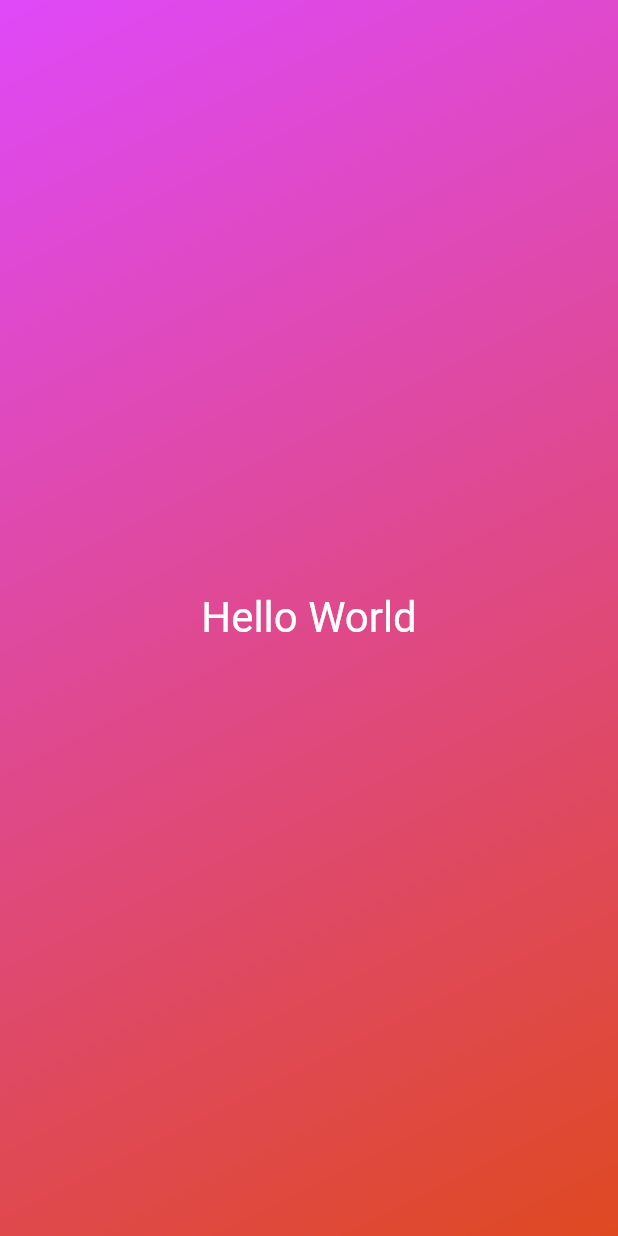
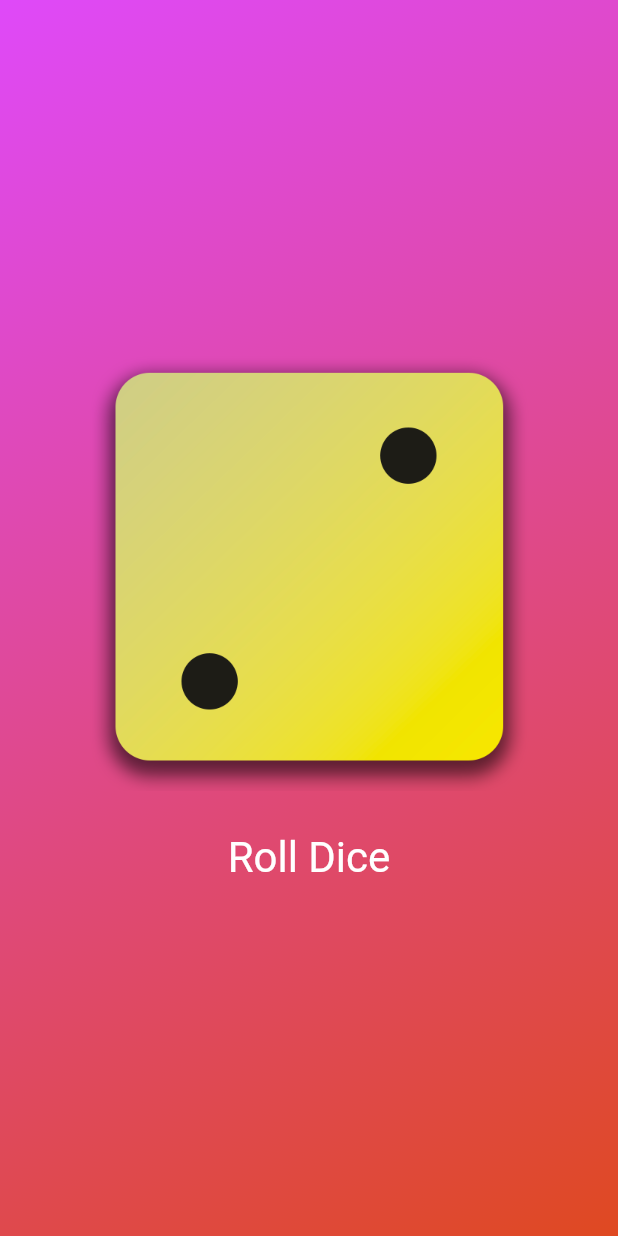
Before and after one commit to frostedCupcake/learningdart, a Flutter app: the screen it shows after launch, on a phone screen of 412 x 824 dp. Run offline on Flutter 3.47's test engine with Material 2 defaults, Android fonts, the phone set to English and light mode, and no system bars.

Commit message:
added images and button

```diff
--- a/lib/gradient_container.dart
+++ b/lib/gradient_container.dart
@@ -1,27 +1,44 @@
 import 'package:flutter/material.dart';
-
-import 'package:learningdart/styled_test.dart';
 
 var startAllignment = Alignment.topLeft;
 
+void rollDice() {}
+
 class GradientContainer extends StatelessWidget {
-  const GradientContainer({super.key});
+  const GradientContainer(this.colors, {super.key});
+
+  final List<Color> colors;
 
   @override
   Widget build(context) {
     return Container(
       decoration: BoxDecoration(
         gradient: LinearGradient(
-          colors: const [
-            Color.fromARGB(255, 223, 73, 249),
-            Color.fromARGB(255, 223, 73, 289)
-          ],
+          colors: [...colors],
           begin: startAllignment,
           end: Alignment.bottomRight,
         ),
       ),
-      child: const Center(
-        child: StyledText(),
+      child: Center(
+        child: Column(
+          mainAxisSize: MainAxisSize.min,
+          children: [
+            Image.asset(
+              'assets/images/dice-2.png',
+              width: 300,
+            ),
+            const SizedBox(
+              height: 20,
+            ),
+            TextButton(
+                onPressed: rollDice,
+                style: TextButton.styleFrom(
+                  foregroundColor: Colors.white,
+                  textStyle: const TextStyle(fontSize: 28),
+                ),
+                child: const Text("Roll Dice"))
+          ],
+        ),
       ),
     );
   }
--- a/lib/main.dart
+++ b/lib/main.dart
@@ -2,9 +2,13 @@ import 'package:flutter/material.dart';
 import 'package:learningdart/gradient_container.dart';
 
 void main() {
+  const List<Color> colors = [
+    Color.fromARGB(255, 223, 73, 249),
+    Color.fromARGB(255, 223, 73, 289)
+  ];
   runApp(
     const MaterialApp(
-      home: Scaffold(body: GradientContainer()),
+      home: Scaffold(body: GradientContainer(colors)),
     ),
   );
 }
--- a/lib/styled_test.dart
+++ b/lib/styled_test.dart
@@ -1,13 +1,15 @@
 import 'package:flutter/material.dart';
 
 class StyledText extends StatelessWidget {
-  const StyledText({super.key});
+  const StyledText(this.text, {super.key});
+
+  final String text;
 
   @override
   Widget build(context) {
-    return const Text(
-      'Hello World',
-      style: TextStyle(color: Colors.white, fontSize: 28),
+    return Text(
+      text,
+      style: const TextStyle(color: Colors.white, fontSize: 28),
     );
   }
 }
```
Also changed, not shown: pubspec.yaml (+7 -3 lines), assets/images/dice-1.png (added), assets/images/dice-2.png (added), assets/images/dice-3.png (added), assets/images/dice-4.png (added), assets/images/dice-5.png (added), assets/images/dice-6.png (added).
